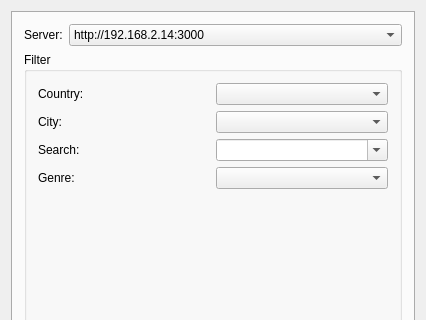
Old version of the form form.ui in the repository sanami/qt-music-player; both pictures show x 0 to 426 and y 0 to 320 of the 426 by 526 pixel window.
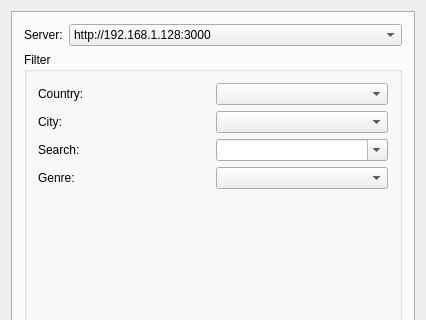
New version of the form. The open tabs and pages were chosen to show the change.

Diff of the .ui file:
```diff
--- a/form.ui
+++ b/form.ui
@@ -81,6 +81,14 @@
             <verstretch>0</verstretch>
            </sizepolicy>
           </property>
+          <property name="currentIndex">
+           <number>0</number>
+          </property>
+          <item>
+           <property name="text">
+            <string>http://192.168.1.128:3000</string>
+           </property>
+          </item>
           <item>
            <property name="text">
             <string>http://192.168.2.14:3000</string>
```
Left out of the diff: 2 changed lines with no effect on the pictures.
